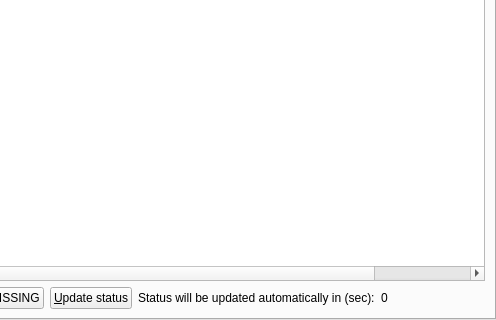
Qt form src/qt/forms/masternodelist.ui (bee-group/beenode) before a commit; both pictures show x 227 to 723 and y 137 to 457 of the 723 by 457 pixel window.
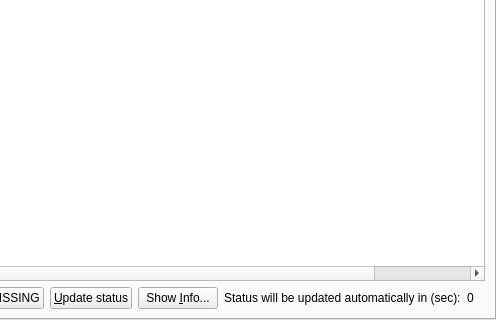
The same form after that commit.

The edit to the form file:
```diff
--- a/src/qt/forms/masternodelist.ui
+++ b/src/qt/forms/masternodelist.ui
@@ -172,6 +172,16 @@
                </property>
               </widget>
              </item>
+             <item>
+              <widget class="QPushButton" name="QRButton">
+               <property name="toolTip">
+                <string>Show additional Masternode information</string>
+               </property>
+               <property name="text">
+                <string>Show &amp;Info...</string>
+               </property>
+              </widget>
+             </item>
              <item>
               <widget class="QLabel" name="autoupdate_label">
                <property name="text">
```
Left out of the diff: 8 changed lines with no effect on the pictures.
